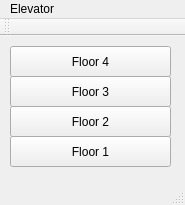
First picture: the form in mainwindow.ui, repository aminbenarieb/oop_lab4, before the edit.
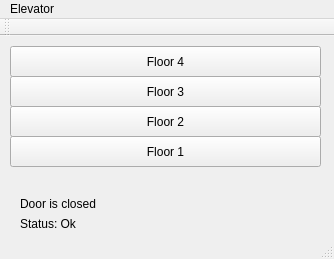
Second picture: the form after the edit.

Commit message: Fixed wrong state, added debug & status messages.

```diff
--- a/mainwindow.ui
+++ b/mainwindow.ui
@@ -6,8 +6,8 @@
    <rect>
     <x>0</x>
     <y>0</y>
-    <width>185</width>
-    <height>205</height>
+    <width>334</width>
+    <height>259</height>
    </rect>
   </property>
   <property name="windowTitle">
@@ -19,7 +19,7 @@
      <rect>
       <x>10</x>
       <y>100</y>
-      <width>161</width>
+      <width>311</width>
       <height>31</height>
      </rect>
     </property>
@@ -32,7 +32,7 @@
      <rect>
       <x>10</x>
       <y>70</y>
-      <width>161</width>
+      <width>311</width>
       <height>31</height>
      </rect>
     </property>
@@ -45,7 +45,7 @@
      <rect>
       <x>10</x>
       <y>40</y>
-      <width>161</width>
+      <width>311</width>
       <height>31</height>
      </rect>
     </property>
@@ -58,7 +58,7 @@
      <rect>
       <x>10</x>
       <y>10</y>
-      <width>161</width>
+      <width>311</width>
       <height>31</height>
      </rect>
     </property>
@@ -66,13 +66,52 @@
      <string>Floor 4</string>
     </property>
    </widget>
+   <widget class="QLabel" name="FloorLabel">
+    <property name="geometry">
+     <rect>
+      <x>20</x>
+      <y>140</y>
+      <width>291</width>
+      <height>20</height>
+     </rect>
+    </property>
+    <property name="text">
+     <string/>
+    </property>
+   </widget>
+   <widget class="QLabel" name="doorLabel">
+    <property name="geometry">
+     <rect>
+      <x>20</x>
+      <y>160</y>
+      <width>261</width>
+      <height>16</height>
+     </rect>
+    </property>
+    <property name="text">
+     <string>Door is closed</string>
+    </property>
+   </widget>
+   <widget class="QLabel" name="statusLabel">
+    <property name="geometry">
+     <rect>
+      <x>20</x>
+      <y>180</y>
+      <width>291</width>
+      <height>16</height>
+     </rect>
+    </property>
+    <property name="text">
+     <string>Status: Ok</string>
+    </property>
+   </widget>
   </widget>
   <widget class="QMenuBar" name="menuBar">
    <property name="geometry">
     <rect>
      <x>0</x>
      <y>0</y>
-     <width>185</width>
+     <width>334</width>
      <height>22</height>
     </rect>
    </property>
```
The commit also changes 4 other files.
